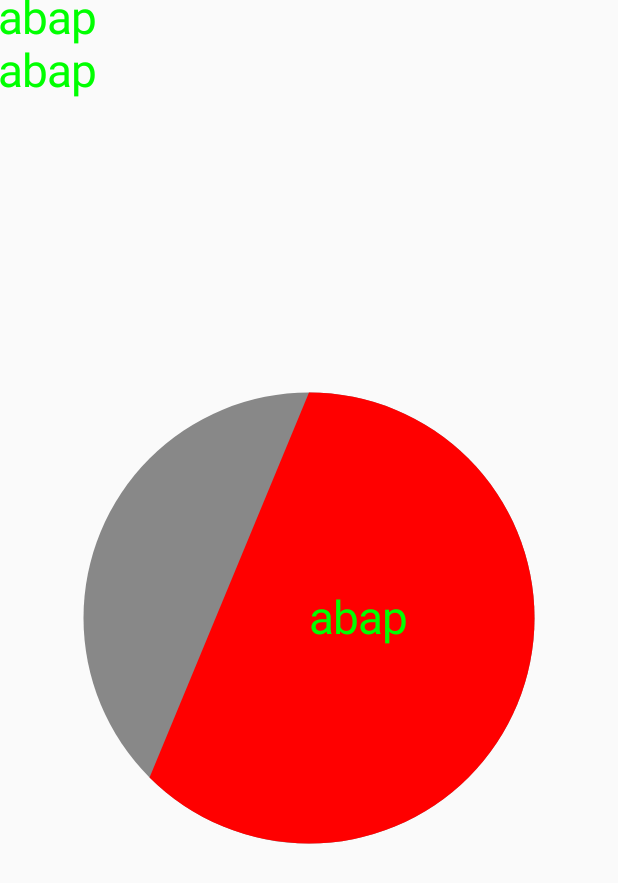
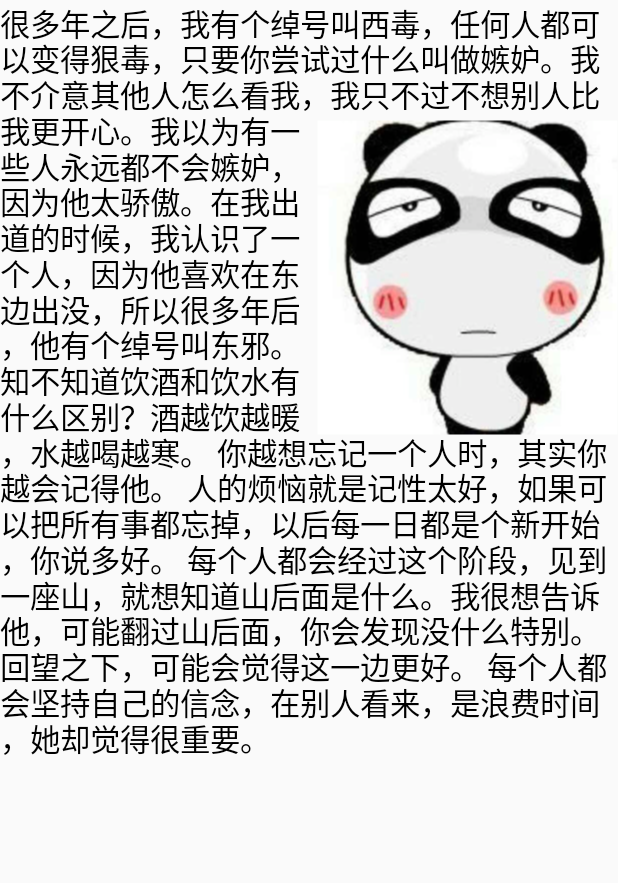
Before and after one commit to liulilei/TXKE-DEMO, an Android app: the screen it shows after launch (TestViewActivity), on a phone screen of 412 x 824 dp. Shown: the top 883 px of the screen. Run offline under Robolectric (Android 15) with nearby library versions, the phone set to English and light mode, and no system bars.

Commit message:
文字图片绘制

```diff
--- /dev/null
+++ b/app/src/main/java/androiddesk/com/txke_demo/text.kt
@@ -0,0 +1,17 @@
+package androiddesk.com.txke_demo
+
+/**
+ * @Description:
+ * @author: lll
+ * @date: 2019-04-19
+ */
+class text {
+    fun test() {
+        var i = 0
+        val count = 0
+        while (i < 30) {
+            i += count
+
+        }
+    }
+}
--- /dev/null
+++ b/app/src/main/java/androiddesk/com/txke_demo/view/ImageTextView.kt
@@ -0,0 +1,77 @@
+package androiddesk.com.txke_demo.view
+
+import android.content.Context
+import android.graphics.*
+import android.text.TextPaint
+import android.util.AttributeSet
+import android.view.View
+import androiddesk.com.txke_demo.R
+import androiddesk.com.txke_demo.util.Uiutils
+
+/**
+ *@Description:
+ * @author: lll
+ * @date: 2019-04-19
+ */
+class ImageTextView @JvmOverloads constructor(context: Context, attributeSet: AttributeSet? = null, defTypeAttr: Int = 0)
+    : View(context, attributeSet, defTypeAttr) {
+
+    private val text = "很多年之后，我有个绰号叫西毒，任何人都可以变得狠毒，只要你尝试过什么叫做嫉妒。我不介意其他人怎么看我，我只不过不想别人比我更开心。我以为有一些人永远都不会嫉妒，因为他太骄傲。在我出道的时候，我认识了一个人，因为他喜欢在东边出没，所以很多年后，他有个绰号叫东邪。 知不知道饮酒和饮水有什么区别？酒越饮越暖，水越喝越寒。 你越想忘记一个人时，其实你越会记得他。 人的烦恼就是记性太好，如果可以把所有事都忘掉，以后每一日都是个新开始，你说多好。 每个人都会经过这个阶段，见到一座山，就想知道山后面是什么。我很想告诉他，可能翻过山后面，你会发现没什么特别。回望之下，可能会觉得这一边更好。 每个人都会坚持自己的信念，在别人看来，是浪费时间，她却觉得很重要。"
+
+    private val paint = Paint(Paint.ANTI_ALIAS_FLAG)
+    private val textPaint = TextPaint(Paint.ANTI_ALIAS_FLAG)
+
+    private val width = Uiutils.dip2px(200f)
+    private val padding = Uiutils.dip2px(80f)
+
+    private var bitmap: Bitmap? = null
+
+    private val measuredWidth = floatArrayOf()
+
+    private val rect = Rect()
+
+    private val metrics = Paint.FontMetrics()
+
+    init {
+        paint.textSize = Uiutils.dip2px(20f)
+        textPaint.textSize = Uiutils.dip2px(20f)
+        bitmap = getAvatar(width.toInt())
+        paint.getFontMetrics(metrics)
+    }
+
+    override fun onSizeChanged(w: Int, h: Int, oldw: Int, oldh: Int) {
+        super.onSizeChanged(w, h, oldw, oldh)
+    }
+
+    override fun onDraw(canvas: Canvas?) {
+        super.onDraw(canvas)
+        canvas?.drawBitmap(bitmap, getWidth() - width, padding, paint)
+//        StaticLayout(text, textPaint, getWidth(), Layout.Alignment.ALIGN_NORMAL, 1f, 0f, false).draw(canvas)
+        var start = 0
+        val length = text.length
+        var count: Int
+        var offest = paint.fontSpacing
+        while (start < length) {
+            val usable = if (metrics.top + offest > padding && metrics.top + offest < padding + width
+                    || metrics.bottom + offest > padding && metrics.bottom + offest < padding + width) {
+                getWidth() - width
+            } else {
+                getWidth().toFloat()
+            }
+            count = paint.breakText(text, start, length, true, usable, measuredWidth)
+            canvas?.drawText(text, start, start + count, 0f, offest, paint)
+            start += count
+            offest += paint.fontSpacing
+        }
+    }
+
+    private fun getAvatar(width: Int): Bitmap {
+        val options = BitmapFactory.Options()
+        options.inJustDecodeBounds = true
+        BitmapFactory.decodeResource(resources, R.mipmap.abc, options)
+        options.inJustDecodeBounds = false
+        options.inDensity = options.outWidth
+        options.inTargetDensity = width
+        return BitmapFactory.decodeResource(resources, R.mipmap.abc, options)
+    }
+}
--- a/app/src/main/res/layout/activity_test_view.xml
+++ b/app/src/main/res/layout/activity_test_view.xml
@@ -4,7 +4,7 @@
     android:layout_height="match_parent"
     android:orientation="vertical">
 
-    <androiddesk.com.txke_demo.view.SportView
+    <androiddesk.com.txke_demo.view.ImageTextView
         android:id="@+id/view"
         android:layout_width="match_parent"
         android:layout_height="match_parent" />
```
